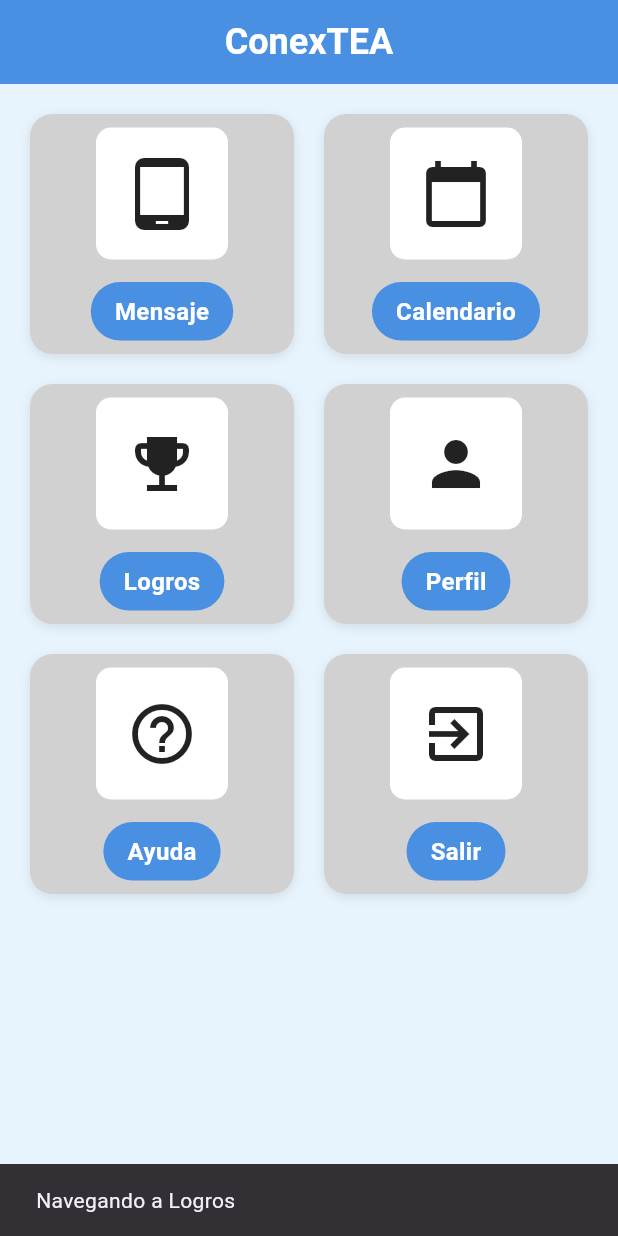
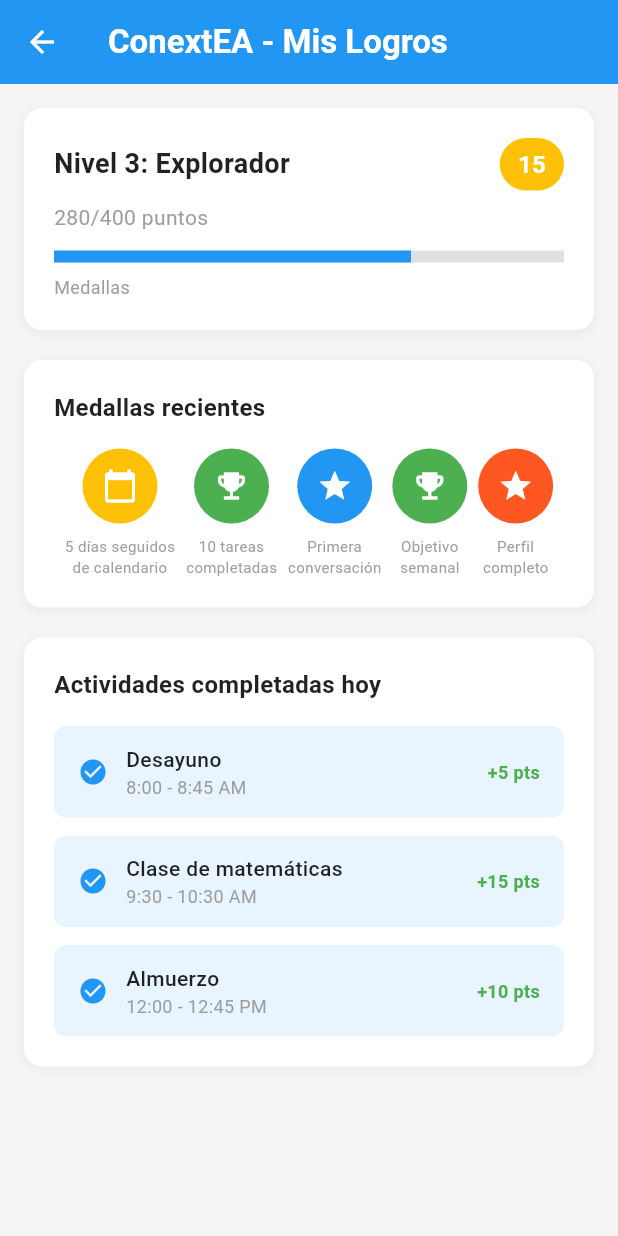
Before and after one commit to Godiefra/ConexTea, a Flutter app: the SecondPage screen opened directly, after a tap on "Logros", on a phone screen of 412 x 824 dp. Run offline on Flutter 3.47's test engine with Material 3 defaults, Android fonts, the phone set to English and light mode, and no system bars.

Commit message:
Creadas pantallas Logros y Calendarios

```diff
--- a/lib/main.dart
+++ b/lib/main.dart
@@ -209,13 +209,10 @@ class _LoginScreenState extends State<LoginScreen> {
                   ),
                 );
               }
-
               if (snapshot.hasError) {
                 return Text('Error: ${snapshot.error}');
               }
-
               final users = snapshot.data ?? [];
-
               return SingleChildScrollView(
                 child: Column(
                   crossAxisAlignment: CrossAxisAlignment.start,
--- /dev/null
+++ b/lib/screens/achievements_page.dart
@@ -0,0 +1,310 @@
+import 'package:flutter/material.dart';
+
+class AchievementsPage extends StatelessWidget {
+  const AchievementsPage({super.key});
+
+  @override
+  Widget build(BuildContext context) {
+    return Scaffold(
+      backgroundColor: const Color(0xFFF5F5F5),
+      appBar: AppBar(
+        title: const Text(
+          'ConextEA - Mis Logros',
+          style: TextStyle(
+            color: Colors.white,
+            fontWeight: FontWeight.bold,
+          ),
+        ),
+        backgroundColor: const Color(0xFF2196F3),
+        leading: IconButton(
+          icon: const Icon(Icons.arrow_back, color: Colors.white),
+          onPressed: () => Navigator.pop(context),
+        ),
+      ),
+      body: SingleChildScrollView(
+        padding: const EdgeInsets.all(16),
+        child: Column(
+          crossAxisAlignment: CrossAxisAlignment.start,
+          children: [
+            // Sección de nivel y progreso
+            _buildLevelSection(),
+            const SizedBox(height: 20),
+
+            // Sección de medallas recientes
+            _buildRecentMedalsSection(),
+            const SizedBox(height: 20),
+
+            // Sección de actividades completadas hoy
+            _buildTodayActivitiesSection(),
+          ],
+        ),
+      ),
+    );
+  }
+
+  Widget _buildLevelSection() {
+    return Container(
+      padding: const EdgeInsets.all(20),
+      decoration: BoxDecoration(
+        color: Colors.white,
+        borderRadius: BorderRadius.circular(12),
+        boxShadow: [
+          BoxShadow(
+            color: Colors.grey.withOpacity(0.1),
+            spreadRadius: 1,
+            blurRadius: 4,
+            offset: const Offset(0, 2),
+          ),
+        ],
+      ),
+      child: Column(
+        crossAxisAlignment: CrossAxisAlignment.start,
+        children: [
+          Row(
+            mainAxisAlignment: MainAxisAlignment.spaceBetween,
+            children: [
+              const Text(
+                'Nivel 3: Explorador',
+                style: TextStyle(
+                  fontSize: 18,
+                  fontWeight: FontWeight.bold,
+                  color: Colors.black87,
+                ),
+              ),
+              Container(
+                padding: const EdgeInsets.symmetric(horizontal: 12, vertical: 6),
+                decoration: BoxDecoration(
+                  color: const Color(0xFFFFC107),
+                  borderRadius: BorderRadius.circular(20),
+                ),
+                child: const Text(
+                  '15',
+                  style: TextStyle(
+                    color: Colors.white,
+                    fontWeight: FontWeight.bold,
+                    fontSize: 16,
+                  ),
+                ),
+              ),
+            ],
+          ),
+          const SizedBox(height: 8),
+          const Text(
+            '280/400 puntos',
+            style: TextStyle(
+              color: Colors.grey,
+              fontSize: 14,
+            ),
+          ),
+          const SizedBox(height: 12),
+          LinearProgressIndicator(
+            value: 280 / 400,
+            backgroundColor: Colors.grey[300],
+            valueColor: const AlwaysStoppedAnimation<Color>(Color(0xFF2196F3)),
+            minHeight: 8,
+          ),
+          const SizedBox(height: 8),
+          const Text(
+            'Medallas',
+            style: TextStyle(
+              color: Colors.grey,
+              fontSize: 12,
+            ),
+          ),
+        ],
+      ),
+    );
+  }
+
+  Widget _buildRecentMedalsSection() {
+    return Container(
+      padding: const EdgeInsets.all(20),
+      decoration: BoxDecoration(
+        color: Colors.white,
+        borderRadius: BorderRadius.circular(12),
+        boxShadow: [
+          BoxShadow(
+            color: Colors.grey.withOpacity(0.1),
+            spreadRadius: 1,
+            blurRadius: 4,
+            offset: const Offset(0, 2),
+          ),
+        ],
+      ),
+      child: Column(
+        crossAxisAlignment: CrossAxisAlignment.start,
+        children: [
+          const Text(
+            'Medallas recientes',
+            style: TextStyle(
+              fontSize: 16,
+              fontWeight: FontWeight.bold,
+              color: Colors.black87,
+            ),
+          ),
+          const SizedBox(height: 16),
+          Row(
+            mainAxisAlignment: MainAxisAlignment.spaceEvenly,
+            children: [
+              _buildMedalItem(
+                Icons.calendar_today,
+                '5 días seguidos\nde calendario',
+                const Color(0xFFFFC107),
+              ),
+              _buildMedalItem(
+                Icons.emoji_events,
+                '10 tareas\ncompletadas',
+                const Color(0xFF4CAF50),
+              ),
+              _buildMedalItem(
+                Icons.star,
+                'Primera\nconversación',
+                const Color(0xFF2196F3),
+              ),
+              _buildMedalItem(
+                Icons.emoji_events,
+                'Objetivo\nsemanal',
+                const Color(0xFF4CAF50),
+              ),
+              _buildMedalItem(
+                Icons.star,
+                'Perfil\ncompleto',
+                const Color(0xFFFF5722),
+              ),
+            ],
+          ),
+        ],
+      ),
+    );
+  }
+
+  Widget _buildMedalItem(IconData icon, String title, Color color) {
+    return Column(
+      children: [
+        Container(
+          width: 50,
+          height: 50,
+          decoration: BoxDecoration(
+            color: color,
+            shape: BoxShape.circle,
+          ),
+          child: Icon(
+            icon,
+            color: Colors.white,
+            size: 24,
+          ),
+        ),
+        const SizedBox(height: 8),
+        Text(
+          title,
+          textAlign: TextAlign.center,
+          style: const TextStyle(
+            fontSize: 10,
+            color: Colors.grey,
+          ),
+        ),
+      ],
+    );
+  }
+
+  Widget _buildTodayActivitiesSection() {
+    return Container(
+      padding: const EdgeInsets.all(20),
+      decoration: BoxDecoration(
+        color: Colors.white,
+        borderRadius: BorderRadius.circular(12),
+        boxShadow: [
+          BoxShadow(
+            color: Colors.grey.withOpacity(0.1),
+            spreadRadius: 1,
+            blurRadius: 4,
+            offset: const Offset(0, 2),
+          ),
+        ],
+      ),
+      child: Column(
+        crossAxisAlignment: CrossAxisAlignment.start,
+        children: [
+          const Text(
+            'Actividades completadas hoy',
+            style: TextStyle(
+              fontSize: 16,
+              fontWeight: FontWeight.bold,
+              color: Colors.black87,
+            ),
+          ),
+          const SizedBox(height: 16),
+          _buildActivityItem(
+            'Desayuno',
+            '8:00 - 8:45 AM',
+            '+5 pts',
+            Colors.green,
+          ),
+          const SizedBox(height: 12),
+          _buildActivityItem(
+            'Clase de matemáticas',
+            '9:30 - 10:30 AM',
+            '+15 pts',
+            Colors.green,
+          ),
+          const SizedBox(height: 12),
+          _buildActivityItem(
+            'Almuerzo',
+            '12:00 - 12:45 PM',
+            '+10 pts',
+            Colors.green,
+          ),
+        ],
+      ),
+    );
+  }
+
+  Widget _buildActivityItem(String title, String time, String points, Color pointsColor) {
+    return Container(
+      padding: const EdgeInsets.symmetric(horizontal: 16, vertical: 12),
+      decoration: BoxDecoration(
+        color: const Color(0xFF2196F3).withOpacity(0.1),
+        borderRadius: BorderRadius.circular(8),
+      ),
+      child: Row(
+        children: [
+          const Icon(
+            Icons.check_circle,
+            color: Color(0xFF2196F3),
+            size: 20,
+          ),
+          const SizedBox(width: 12),
+          Expanded(
+            child: Column(
+              crossAxisAlignment: CrossAxisAlignment.start,
+              children: [
+                Text(
+                  title,
+                  style: const TextStyle(
+                    fontWeight: FontWeight.w500,
+                    color: Colors.black87,
+                  ),
+                ),
+                Text(
+                  time,
+                  style: const TextStyle(
+                    fontSize: 12,
+                    color: Colors.grey,
+                  ),
+                ),
+              ],
+            ),
+          ),
+          Text(
+            points,
+            style: TextStyle(
+              color: pointsColor,
+              fontWeight: FontWeight.bold,
+              fontSize: 12,
+            ),
+          ),
+        ],
+      ),
+    );
+  }
+}
--- a/lib/screens/principal_menu.dart
+++ b/lib/screens/principal_menu.dart
@@ -1,4 +1,8 @@
+import 'package:conextea/screens/calendar_page.dart';
 import 'package:flutter/material.dart';
+import 'achievements_page.dart';
+import 'calendar_page.dart';
+
 
 class SecondPage extends StatelessWidget {
   const SecondPage({super.key});
@@ -132,10 +136,14 @@ class SecondPage extends StatelessWidget {
         _showSnackBar(context, 'Navegando a Mensajes');
         break;
       case 'Calendario':
-        _showSnackBar(context, 'Navegando a Calendario');
+        Navigator.push(context,
+        MaterialPageRoute(builder: (context) => const CalendarPage()),
+        );//Navigator -> achievements_page.dart
         break;
       case 'Logros':
-        _showSnackBar(context, 'Navegando a Logros');
+        Navigator.push(context,
+        MaterialPageRoute(builder: (context) => const AchievementsPage()),
+        );//Navigator -> achievements_page.dart
         break;
       case 'Perfil':
         _showSnackBar(context, 'Navegando a Perfil');
```
Also changed, not shown: lib/screens/calendar_page.dart (added, +232 -0 lines).
